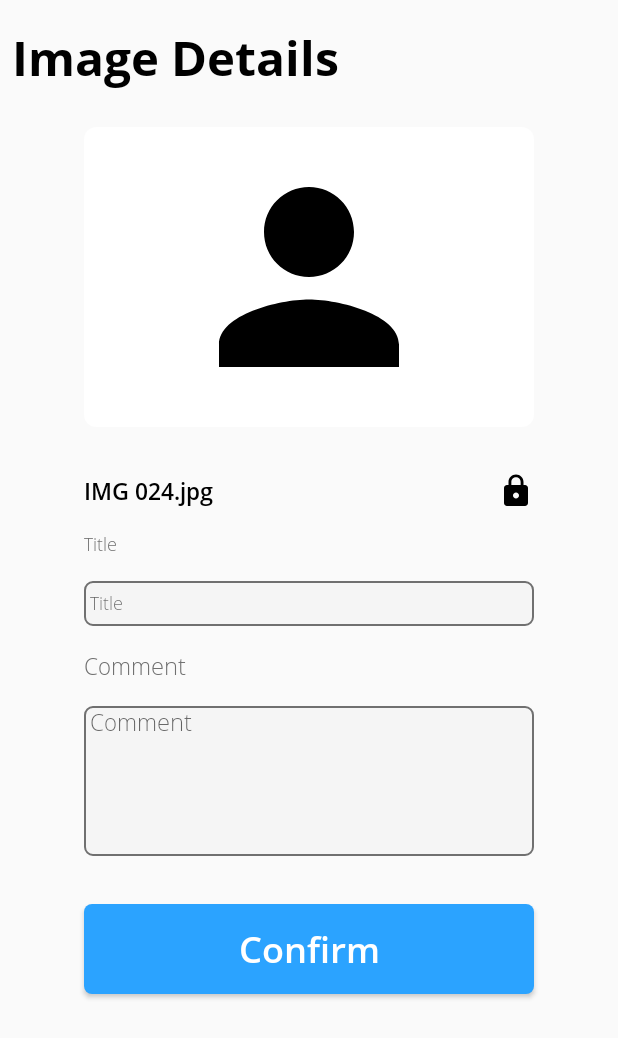
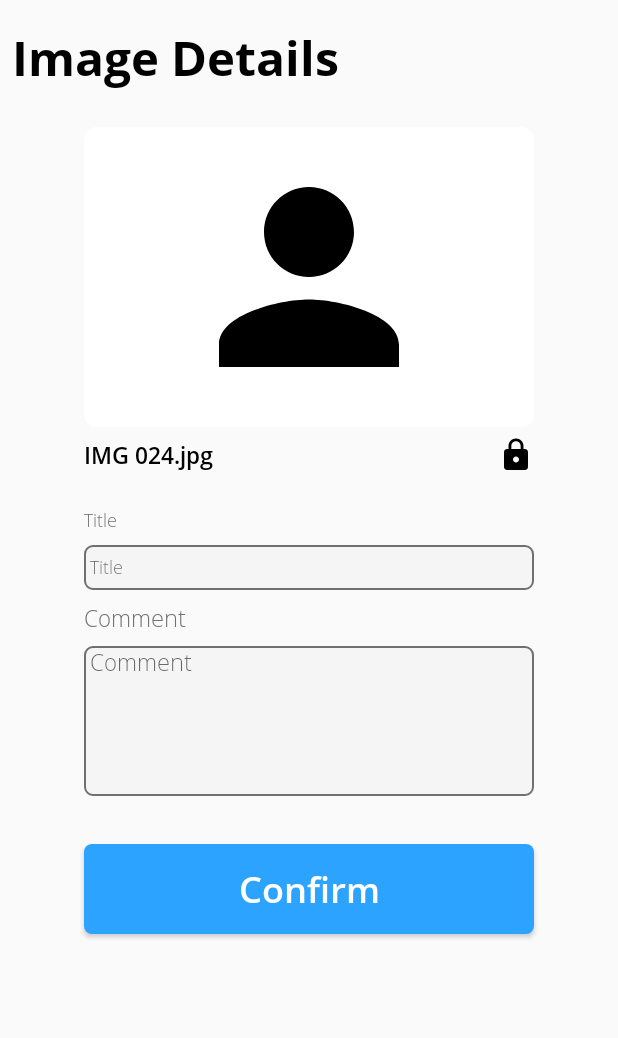
Before and after one commit to varunakantha/AspitCaptureIssue, an Android app: the layout captured_image_add_details.xml on its own in the app's theme, with its tools: preview values and no code run, on a phone screen of 412 x 824 dp. Shown: the top 1038 px of the screen. Run offline under Robolectric (Android 15) with nearby library versions, the phone set to English and light mode, and no system bars.

Commit message:
#12511 Image Capturing UI-3 and Intermediate Image send UI

```diff
--- /dev/null
+++ b/app/src/main/res/drawable/ic_crop_white_24dp.xml
@@ -0,0 +1,5 @@
+<vector android:height="24dp" android:tint="#FFFFFF"
+    android:viewportHeight="24.0" android:viewportWidth="24.0"
+    android:width="24dp" xmlns:android="http://schemas.android.com/apk/res/android">
+    <path android:fillColor="#FF000000" android:pathData="M17,15h2V7c0,-1.1 -0.9,-2 -2,-2H9v2h8v8zM7,17V1H5v4H1v2h4v10c0,1.1 0.9,2 2,2h10v4h2v-4h4v-2H7z"/>
+</vector>
--- /dev/null
+++ b/app/src/main/res/drawable/ic_edit_white_24dp.xml
@@ -0,0 +1,5 @@
+<vector android:height="24dp" android:tint="#FFFFFF"
+    android:viewportHeight="24.0" android:viewportWidth="24.0"
+    android:width="24dp" xmlns:android="http://schemas.android.com/apk/res/android">
+    <path android:fillColor="#FF000000" android:pathData="M3,17.25V21h3.75L17.81,9.94l-3.75,-3.75L3,17.25zM20.71,7.04c0.39,-0.39 0.39,-1.02 0,-1.41l-2.34,-2.34c-0.39,-0.39 -1.02,-0.39 -1.41,0l-1.83,1.83 3.75,3.75 1.83,-1.83z"/>
+</vector>
--- /dev/null
+++ b/app/src/main/res/drawable/ic_send_white.xml
@@ -0,0 +1,5 @@
+<vector android:height="24dp" android:tint="#FFFFFF"
+    android:viewportHeight="24.0" android:viewportWidth="24.0"
+    android:width="24dp" xmlns:android="http://schemas.android.com/apk/res/android">
+    <path android:fillColor="#FF000000" android:pathData="M2.01,21L23,12 2.01,3 2,10l15,2 -15,2z"/>
+</vector>
--- a/app/src/main/res/layout/captured_image_add_details.xml
+++ b/app/src/main/res/layout/captured_image_add_details.xml
@@ -26,7 +26,7 @@
             app:layout_constraintTop_toTopOf="parent" />
 
         <ImageView
-            android:id="@+id/captured_imageView"
+            android:id="@+id/capturedImageView"
             android:layout_width="300dp"
             android:layout_height="200dp"
             android:layout_marginStart="8dp"
@@ -40,26 +40,26 @@
             tools:ignore="ContentDescription" />
 
         <TextView
-            android:id="@+id/image_title_textView"
+            android:id="@+id/imageFileNameTextView"
+            style="@style/open_sans_semibold_15_black"
             android:layout_width="wrap_content"
             android:layout_height="wrap_content"
-            android:layout_marginTop="32dp"
+            android:layout_marginTop="8dp"
             android:fontFamily="@font/open_sans_semi_bold"
             android:text="IMG 024.jpg"
             android:textAlignment="viewStart"
             android:textColor="@color/black"
-            style="@style/open_sans_semibold_15_black"
-            app:layout_constraintStart_toStartOf="@+id/captured_imageView"
-            app:layout_constraintTop_toBottomOf="@+id/captured_imageView"
+            app:layout_constraintStart_toStartOf="@+id/capturedImageView"
+            app:layout_constraintTop_toBottomOf="@+id/capturedImageView"
             tools:ignore="HardcodedText" />
 
         <ImageView
             android:layout_width="wrap_content"
             android:layout_height="wrap_content"
             android:src="@drawable/ic_lock_black_24dp"
-            app:layout_constraintBottom_toBottomOf="@+id/image_title_textView"
-            app:layout_constraintEnd_toEndOf="@+id/captured_imageView"
-            app:layout_constraintTop_toTopOf="@+id/image_title_textView"
+            app:layout_constraintBottom_toBottomOf="@+id/imageFileNameTextView"
+            app:layout_constraintEnd_toEndOf="@+id/capturedImageView"
+            app:layout_constraintTop_toTopOf="@+id/imageFileNameTextView"
             tools:ignore="ContentDescription" />
 
         <TextView
@@ -67,16 +67,17 @@
             style="@style/open_sans_light_12_gray"
             android:layout_width="wrap_content"
             android:layout_height="wrap_content"
-            android:layout_marginTop="16dp"
+            android:layout_marginTop="24dp"
             android:text="@string/title"
-            app:layout_constraintStart_toStartOf="@+id/image_title_textView"
-            app:layout_constraintTop_toBottomOf="@+id/image_title_textView" />
+            app:layout_constraintStart_toStartOf="@+id/imageFileNameTextView"
+            app:layout_constraintTop_toBottomOf="@+id/imageFileNameTextView" />
 
         <EditText
-            android:id="@+id/image_title_editText"
+            android:id="@+id/imageTitleEditText"
+            style="@style/open_sans_light_12_gray"
             android:layout_width="300dp"
             android:layout_height="30dp"
-            android:layout_marginTop="16dp"
+            android:layout_marginTop="8dp"
             android:background="@drawable/details_add_background"
             android:ems="10"
             android:hint="@string/title"
@@ -84,9 +85,8 @@
             android:paddingLeft="4dp"
             android:paddingRight="4dp"
             android:singleLine="true"
-            style="@style/open_sans_light_12_gray"
-            app:layout_constraintEnd_toEndOf="@+id/captured_imageView"
-            app:layout_constraintStart_toStartOf="@+id/captured_imageView"
+            app:layout_constraintEnd_toEndOf="@+id/capturedImageView"
+            app:layout_constraintStart_toStartOf="@+id/capturedImageView"
             app:layout_constraintTop_toBottomOf="@+id/textView4" />
 
         <TextView
@@ -94,16 +94,17 @@
             style="@style/open_sans_light_15_gray"
             android:layout_width="wrap_content"
             android:layout_height="wrap_content"
-            android:layout_marginTop="16dp"
+            android:layout_marginTop="8dp"
             android:text="@string/comment"
-            app:layout_constraintStart_toStartOf="@+id/captured_imageView"
-            app:layout_constraintTop_toBottomOf="@+id/image_title_editText" />
+            app:layout_constraintStart_toStartOf="@+id/capturedImageView"
+            app:layout_constraintTop_toBottomOf="@+id/imageTitleEditText" />
 
         <EditText
-            android:id="@+id/image_comment_editText"
+            android:id="@+id/imageCommentEditText"
+            style="@style/open_sans_light_15_gray"
             android:layout_width="300dp"
             android:layout_height="100dp"
-            android:layout_marginTop="16dp"
+            android:layout_marginTop="8dp"
             android:background="@drawable/details_add_background"
             android:ems="10"
             android:gravity="top"
@@ -113,13 +114,12 @@
             android:paddingRight="4dp"
             android:scrollbars="vertical"
             android:singleLine="false"
-            style="@style/open_sans_light_15_gray"
-            app:layout_constraintEnd_toEndOf="@+id/image_title_editText"
-            app:layout_constraintStart_toStartOf="@+id/captured_imageView"
+            app:layout_constraintEnd_toEndOf="@+id/imageTitleEditText"
+            app:layout_constraintStart_toStartOf="@+id/capturedImageView"
             app:layout_constraintTop_toBottomOf="@+id/textView5" />
 
         <Button
-            android:id="@+id/image_details_confirm_button"
+            android:id="@+id/imageDetailsConfirmButton"
             style="@style/open_sans_semibold_24_black"
             android:layout_width="0dp"
             android:layout_height="60dp"
@@ -130,9 +130,9 @@
             android:textAllCaps="false"
             android:textColor="@color/white"
             app:layout_constraintBottom_toBottomOf="parent"
-            app:layout_constraintEnd_toEndOf="@+id/image_comment_editText"
-            app:layout_constraintStart_toStartOf="@+id/captured_imageView"
-            app:layout_constraintTop_toBottomOf="@+id/image_comment_editText" />
+            app:layout_constraintEnd_toEndOf="@+id/imageCommentEditText"
+            app:layout_constraintStart_toStartOf="@+id/capturedImageView"
+            app:layout_constraintTop_toBottomOf="@+id/imageCommentEditText" />
 
     </androidx.constraintlayout.widget.ConstraintLayout>
 
--- /dev/null
+++ b/app/src/main/res/xml/file_paths.xml
@@ -0,0 +1,6 @@
+<?xml version="1.0" encoding="utf-8"?>
+<paths xmlns:android="http://schemas.android.com/apk/res/android">
+    <external-path
+        name="images"
+        path="Android/data/no.aspit.aspitcapture/files/Pictures" />
+</paths>
```
Also changed, not shown: app/src/main/java/no/aspit/aspitcapture/ui/imagecapture/CapturedImageDetailsAddActivity.kt (+38 -5 lines), app/src/main/java/no/aspit/aspitcapture/ui/imagecapture/CapturedImageFurtherOptionSelectionActivity.kt (added, +43 -0 lines), app/src/main/res/layout/activity_captured_image_further_options.xml (added, +128 -0 lines).
